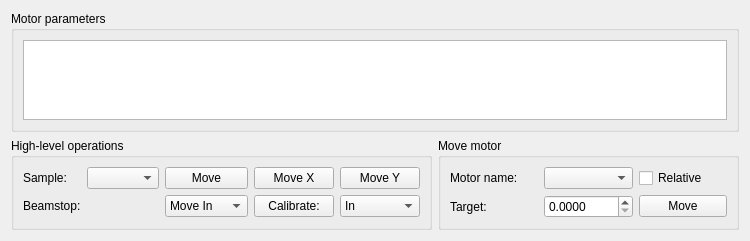
awacha/cct, file cct/qtgui/devices/motor/motorview/motorview.ui: the form before one commit.
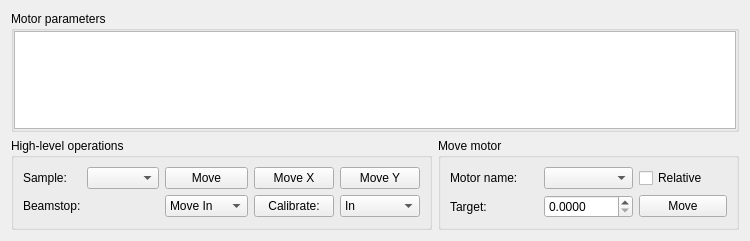
The form after the commit. Icons and pictures are not drawn.

Commit message: MotorView: right clicking on the treeview row brings up a popup menu for motor movement, calibration and configuration

The edit to the form file:
```diff
--- a/cct/qtgui/devices/motor/motorview/motorview.ui
+++ b/cct/qtgui/devices/motor/motorview/motorview.ui
@@ -30,6 +30,21 @@
       <string>Motor parameters</string>
      </property>
      <layout class="QVBoxLayout" name="verticalLayout_2">
+      <property name="spacing">
+       <number>0</number>
+      </property>
+      <property name="leftMargin">
+       <number>0</number>
+      </property>
+      <property name="topMargin">
+       <number>0</number>
+      </property>
+      <property name="rightMargin">
+       <number>0</number>
+      </property>
+      <property name="bottomMargin">
+       <number>0</number>
+      </property>
       <item>
        <widget class="QTreeView" name="treeView">
         <property name="sizePolicy">
```
Left out of the diff: 3 changed lines with no effect on the pictures. The commit also changes 1 other file.
